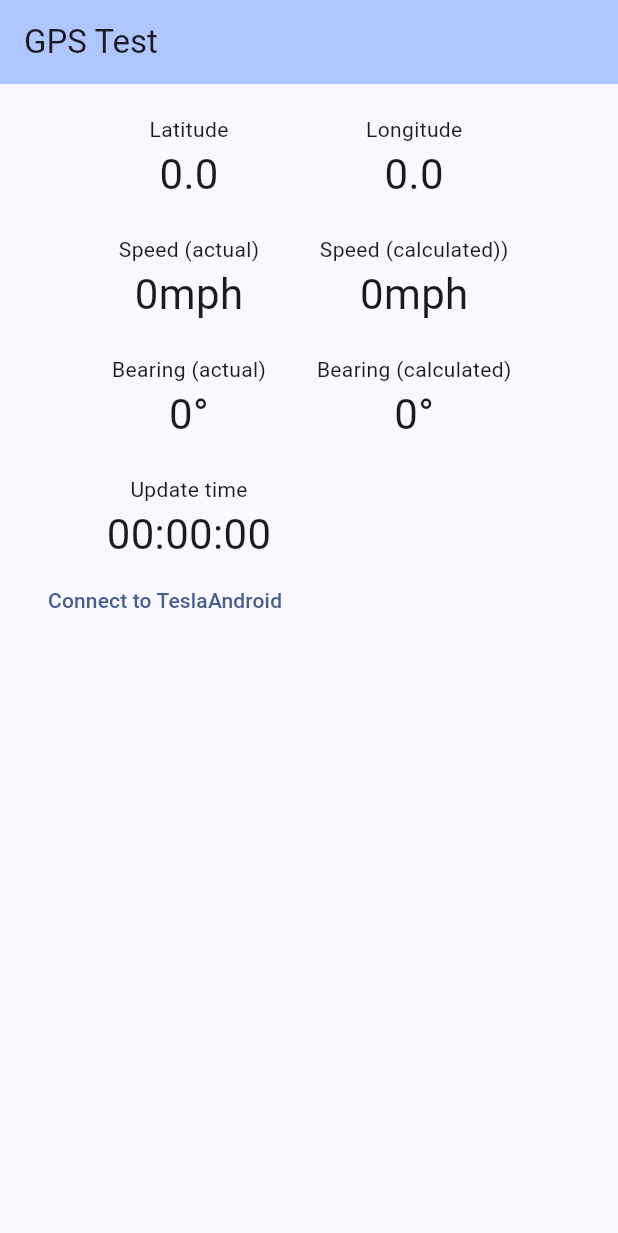
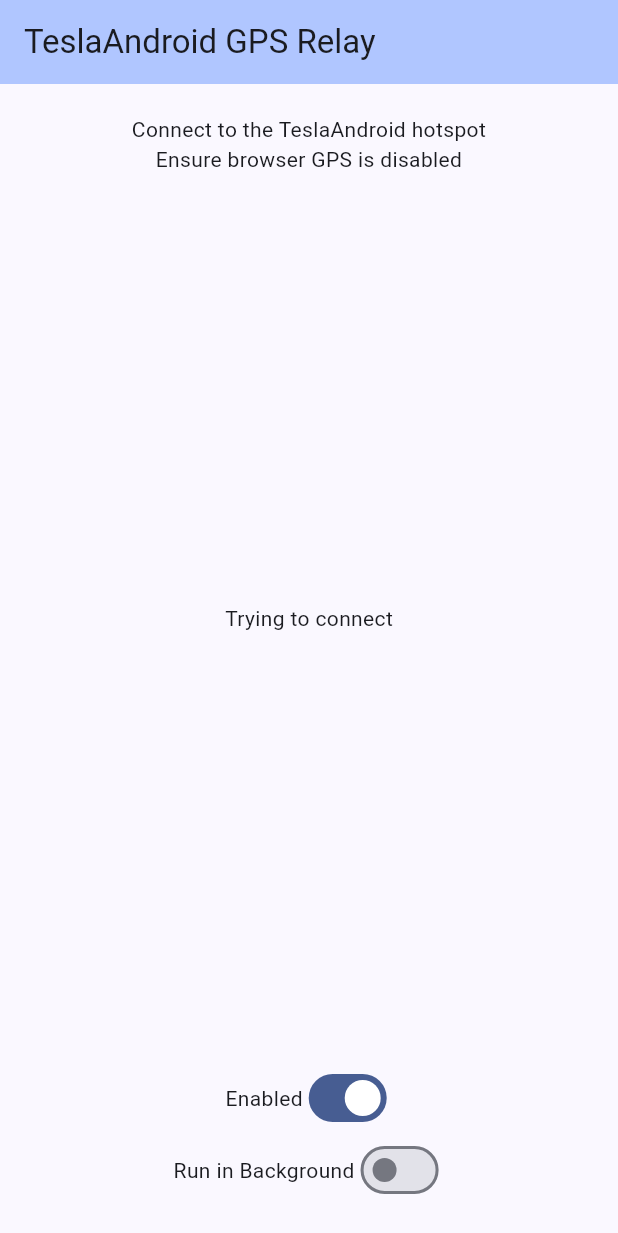
Before and after one commit to TonyHoyle/taGPS, a Flutter app: the screen it shows after launch, on a phone screen of 412 x 824 dp. Shown: the top 1233 px of the screen. Run offline on Flutter 3.47's test engine with Material 2 defaults, Android fonts, the phone set to English and light mode, and no system bars; our stand-ins replace location, permission_handler, shared_preferences; network calls fail.

Commit message:
Big cleanup, background processing

```diff
--- a/lib/gps_manager.dart
+++ /dev/null
@@ -1,137 +0,0 @@
-import 'dart:math';
-
-import 'package:flutter/services.dart';
-import 'gps_websocket.dart';
-import 'package:location/location.dart';
-
-class GpsManager {
-  double latitude = 0;
-  double longitude = 0;
-  double speed = 0;
-  double bearing = 0;
-  double altitude = 0;
-  double calculatedSpeed = 0;
-  double calculatedBearing = 0;
-  int updateTime = 0;
-
-  Function? onGpsChange;
-
-  final GpsWebsocket _websocket = GpsWebsocket();
-
-  final Location _location = Location();
-
-  Future<bool> connect() async => _websocket.connect();
-  bool connected() => _websocket.connected();
-
-  Future<void> init() async {
-    bool enabled = false;
-    for (int n = 0; n < 100; n++) {
-      try {
-        enabled = await _location.serviceEnabled();
-        break;
-      } on PlatformException {
-        await Future.delayed(const Duration(milliseconds: 100));
-      }
-    }
-
-    if (!enabled) {
-      if (!await _location.requestService()) {
-        return;
-      }
-    }
-
-    var status = await _location.hasPermission();
-    if (status == PermissionStatus.denied) {
-      status = await _location.requestPermission();
-    }
-    if (status != PermissionStatus.granted) {
-      return;
-    }
-
-    _location.changeSettings(accuracy: LocationAccuracy.high, interval: 1000, distanceFilter: 0);
-
-
-    await _websocket.connect();
-
-    _location.onLocationChanged.listen((currentLocation) {
-      _updateLocation(currentLocation);
-    });
-  }
-
-  void stop()
-  {
-    _websocket.close();
-  }
-
-  void start()
-  {
-    _websocket.connect();
-  }
-
-  void _updateLocation(LocationData currentLocation) {
-
-    if (_websocket.connected()) {
-      _websocket.send(currentLocation);
-    }
-
-    var lastLatitude = latitude;
-    var lastLongitude = longitude;
-    final lastUpdateTime = updateTime;
-    final lastAltitude = altitude;
-
-    latitude = currentLocation.latitude ?? 0;
-    longitude = currentLocation.longitude ?? 0;
-    speed = currentLocation.speed ?? 0;
-    bearing = currentLocation.heading ?? 0;
-    altitude = currentLocation.altitude ?? 0;
-    updateTime = currentLocation.time?.toInt() ?? 0;
-
-    // Lat and Lon are in degrees, so first go to radians
-    final lon1 = _degToRad(longitude);
-    final lon2 = _degToRad(lastLongitude);
-    final lat1 = _degToRad(latitude);
-    final lat2 = _degToRad(lastLatitude);
-
-    // I could have just imported a dart library here but that would limit
-    // the ability to translate to another language..
-
-    // Bearing
-    // At low speeds <1m/s this is probably wrong due to jitter in the GPS signal.
-    // Possibly calculate second only if speed is faster
-    final diffLon = _degToRad((longitude - lastLongitude));
-    final x = cos(lat1) * sin(diffLon);
-    final y = cos(lat2) * sin(lat1) - sin(lat2) * cos(lat1) * cos(diffLon);
-    final r = atan2(x,y);
-    calculatedBearing = _radToDeg(r);
-
-    // Straight line distance
-    // There are about a dozen variants of this, all produce slightly
-    // different results, some don't even work... this one seems pretty accurate
-    const earthRadius = 6378137.0;
-    final dLat = sin(lat2 - lat1) / 2;
-    final dLon = sin(lon2 - lon1) / 2;
-    final flatDistance = 2000 *
-        earthRadius *
-        asin(sqrt((dLat * dLat) + cos(lat1) * cos(lat2) * (dLon * dLon)));
-
-    // Take into account rise, if available.. this matters on steep hills
-    final rise = altitude - lastAltitude;
-    var distance = flatDistance;
-    if (rise.abs() > 0) {
-      distance = sqrt((flatDistance * flatDistance) + (rise * rise));
-    }
-
-    calculatedSpeed = distance / (updateTime - lastUpdateTime);
-
-    onGpsChange?.call();
-  }
-
-  double _radToDeg(double radians) {
-    var deg = radians * 180 / pi;
-    return (deg >= 0) ? deg : 360 + deg;
-  }
-
-  double _degToRad(double degrees) {
-    return degrees * pi / 180;
-  }
-}
--- a/lib/gps_view.dart
+++ /dev/null
@@ -1,134 +0,0 @@
-import 'dart:async';
-
-import 'package:flutter/material.dart';
-import 'package:intl/intl.dart';
-import 'package:wakelock/wakelock.dart';
-
-import 'gps_manager.dart';
-
-class GpsView extends StatefulWidget {
-  GpsView({super.key});
-
-  final GpsManager gpsManager = GpsManager();
-
-  @override
-  State<GpsView> createState() => _GpsViewState();
-}
-
-class _GpsViewState extends State<GpsView> with WidgetsBindingObserver {
-  // ignore: constant_identifier_names
-  static const Mph = 2.23694;
-//  static const Kph = 3.6;
-
-  final _speedConstant = Mph;
-  final _speedSuffix = 'mph';
-
-  @override
-  void initState() {
-    super.initState();
-
-    WidgetsBinding.instance.addObserver(this);
-    Future.delayed(Duration.zero, () async {
-      await widget.gpsManager.init();
-      start();
-    });
-  }
-
-  @override
-  void dispose() {
-    WidgetsBinding.instance.removeObserver(this);
-    stop();
-
-    super.dispose();
-  }
-
-  void start() {
-    Wakelock.enable();
-    widget.gpsManager.onGpsChange = () => setState(() { });
-    widget.gpsManager.start();
-  }
-
-  void stop() {
-    Wakelock.disable();
-    widget.gpsManager.stop();
-  }
-
-  @override
-  void didChangeAppLifecycleState(AppLifecycleState state) {
-    super.didChangeAppLifecycleState(state);
-
-    // These are the callbacks
-    switch (state) {
-      case AppLifecycleState.resumed:
-        start();
-        break;
-      case AppLifecycleState.paused:
-        stop();
-        break;
-      default:
-        break;
-    }
-  }
-
-  @override
-  Widget build(BuildContext context) {
-    return Container(
-        padding: const EdgeInsets.all(20),
-        child: Column(children: [
-          SizedBox(
-              width: 270,
-              height: 300,
-              child: Row(children: [
-                Center(
-                    child: Column(children: [
-                  const Text('Latitude'),
-                  Text(NumberFormat("##0.0##").format(widget.gpsManager.latitude),
-                      style: const TextStyle(fontSize: 28)),
-                  const Spacer(),
-                  const Text('Speed (actual)'),
-                  Text(
-                      "${NumberFormat("###0").format(widget.gpsManager.speed * _speedConstant)}$_speedSuffix",
-                      style: const TextStyle(fontSize: 28)),
-                  const Spacer(),
-                  const Text('Bearing (actual)'),
-                  Text(
-                      "${NumberFormat("###0").format(widget.gpsManager.bearing)}°",
-                      style: const TextStyle(fontSize: 28)),
-                  const Spacer(),
-                  const Text('Update time'),
-                  Text(
-                      DateFormat.Hms().format(DateTime.fromMillisecondsSinceEpoch(widget.gpsManager.updateTime.toInt())),
-                      style: const TextStyle(fontSize: 28))
-                ])),
-                const Spacer(),
-                Center(
-                    child: Column(children: [
-                  const Text('Longitude'),
-                  Text(NumberFormat("##0.0##").format(widget.gpsManager.longitude),
-                      style: const TextStyle(fontSize: 28)),
-                  const Spacer(),
-                  const Text('Speed (calculated))'),
-                  Text(
-                      "${NumberFormat("###0").format(widget.gpsManager.calculatedSpeed * _speedConstant)}$_speedSuffix",
-                      style: const TextStyle(fontSize: 28)),
-                  const Spacer(),
-                  const Text('Bearing (calculated)'),
-                  Text(
-                      "${NumberFormat("###0").format(widget.gpsManager.calculatedBearing)}°",
-                      style: const TextStyle(fontSize: 28)),
-                  const SizedBox(height: 80),
-                ])),
-              ])),
-          Row(children: [
-            TextButton(
-                onPressed: widget.gpsManager.connected()
-                    ? null
-                    : () async {
-                        await widget.gpsManager.connect();
-                        setState(() {});
-                      },
-                child: Text(widget.gpsManager.connected() ? 'Connected' : 'Connect to TeslaAndroid'))
-          ])
-        ]));
-  }
-}
--- a/lib/main.dart
+++ b/lib/main.dart
@@ -1,6 +1,6 @@
 import 'package:flutter/material.dart';
 
-import 'gps_view.dart';
+import 'view.dart';
 
 void main() {
   runApp(const MyApp());
@@ -12,12 +12,12 @@ class MyApp extends StatelessWidget {
   @override
   Widget build(BuildContext context) {
     return MaterialApp(
-      title: 'Flutter Demo',
+      title: 'TeslaAndroid GPS Relay',
       theme: ThemeData(
         colorScheme: ColorScheme.fromSeed(seedColor: Colors.blue.shade900),
         useMaterial3: true,
       ),
-      home: const MyHomePage(title: 'GPS Test'),
+      home: const MyHomePage(title: 'TeslaAndroid GPS Relay'),
     );
   }
 }
@@ -39,6 +39,7 @@ class _MyHomePageState extends State<MyHomePage> {
           backgroundColor: Theme.of(context).colorScheme.inversePrimary,
           title: Text(widget.title),
         ),
-        body: GpsView());
+        body: GpsView()
+    );
   }
 }
--- /dev/null
+++ b/lib/view.dart
@@ -0,0 +1,97 @@
+import 'dart:async';
+import 'package:flutter/material.dart';
+import 'package:shared_preferences/shared_preferences.dart';
+
+import 'updater.dart';
+
+class GpsView extends StatefulWidget {
+  GpsView({super.key});
+
+  final Updater updater = Updater();
+
+  @override
+  State<GpsView> createState() => _GpsViewState();
+}
+
+class _GpsViewState extends State<GpsView> with WidgetsBindingObserver {
+  bool _enabled = true;
+  bool _background = false;
+  late SharedPreferences _prefs;
+
+  @override
+  void initState() {
+    super.initState();
+    WidgetsBinding.instance.addObserver(this);
+
+    Future.delayed(Duration.zero, () async {
+      _prefs = await SharedPreferences.getInstance();
+      _background = _prefs.getBool("Background") ?? false;
+      await widget.updater.init(_background);
+      widget.updater.onUpdate = () => setState(() {});
+    });
+  }
+
+  @override
+  void dispose() {
+    widget.updater.enable(false);
+
+    super.dispose();
+  }
+
+  @override
+  void didChangeAppLifecycleState(AppLifecycleState state) {
+    switch(state)
+    {
+      case AppLifecycleState.paused:
+        if(!_background) {
+          widget.updater.pause();
+        }
+        break;
+      case AppLifecycleState.resumed:
+        if(!_background) {
+          widget.updater.resume();
+        }
+        break;
+      default:
+        break;
+    }
+  }
+
+  @override
+  Widget build(BuildContext context) {
+    return Container(
+        padding: const EdgeInsets.all(20),
+        child: Column(children: [
+          const Text('Connect to the TeslaAndroid hotspot',
+              textAlign: TextAlign.center),
+          const Text('Ensure browser GPS is disabled',
+              textAlign: TextAlign.center),
+          const Spacer(),
+          Text(widget.updater.connected()
+              ? 'Connected to TeslaAndroid'
+              : 'Trying to connect'),
+          const Spacer(),
+          Row(mainAxisAlignment: MainAxisAlignment.center, children: [
+            const Text('Enabled'),
+            Switch(
+                value: _enabled,
+                onChanged: (value) {
+                  _enabled = value;
+                  widget.updater.enable(_enabled);
+                  setState(() {});
+                })
+          ]),
+          Row(mainAxisAlignment: MainAxisAlignment.center, children: [
+            const Text('Run in Background'),
+            Switch(
+                value: _background,
+                onChanged: (value) {
+                  _background = value;
+                  widget.updater.enableBackgroundMode(context, value);
+                  _prefs.setBool("Background", _background);
+                  setState(() {});
+                })
+          ]),
+        ]));
+  }
+}
```
Also changed, not shown: lib/gps/estimator.dart (added, +85 -0 lines), lib/updater.dart (added, +136 -0 lines), lib/websocket/websocket.dart (renamed from lib/gps_websocket.dart, +34 -32 lines), pubspec.yaml (+5 -5 lines), lib/gps/gps_data.dart (renamed from lib/gps_data.dart), lib/gps/gps_data.g.dart (renamed from lib/gps_data.g.dart), pubspec.lock, 3 other files.
